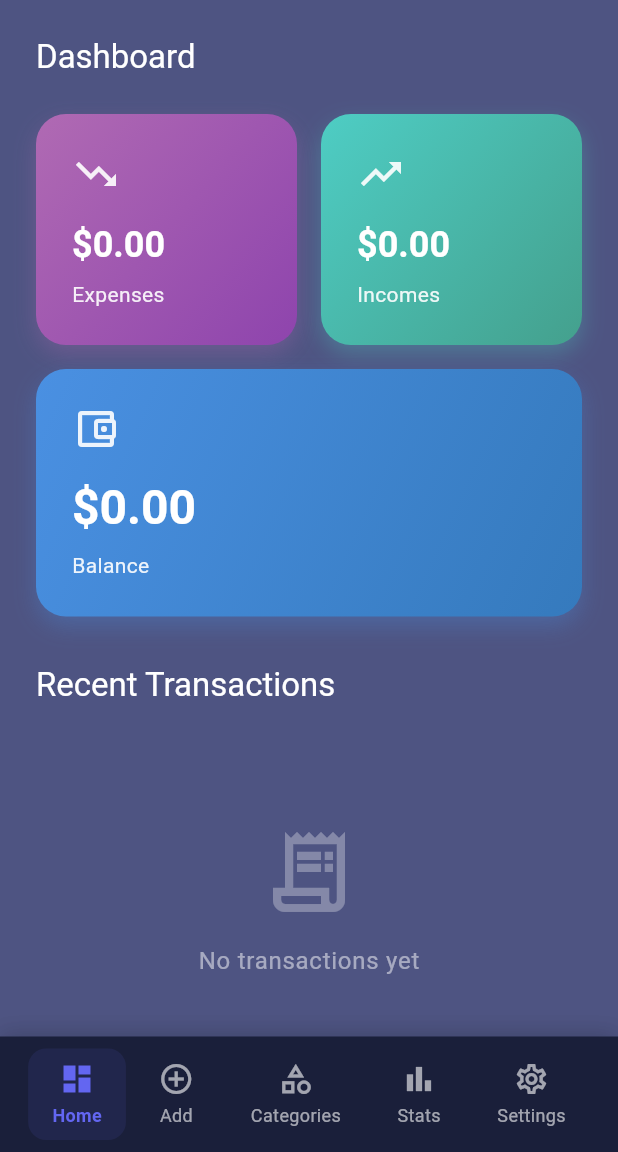
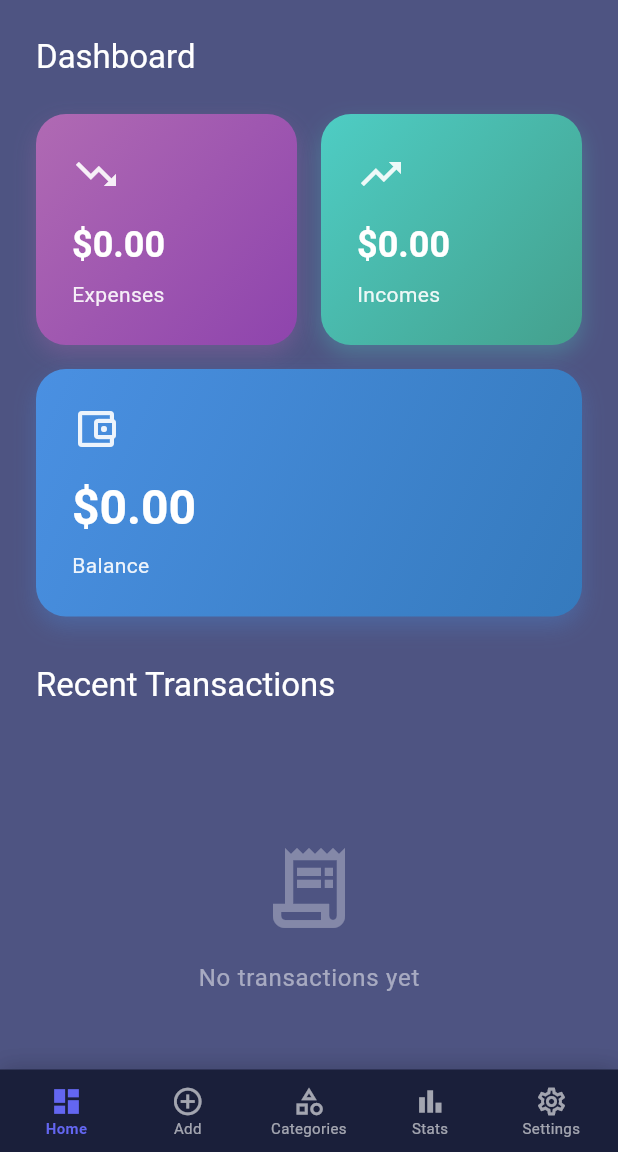
Before and after one commit to Zzorro-Kid/vault-flow-app, a Flutter app: the HomeScreen screen opened by its route, on a phone screen of 412 x 824 dp, the part 84-1236 px from its top. Run offline on Flutter 3.47's test engine with Material 3 defaults, Android fonts, the phone set to English and light mode, and no system bars; our stand-ins replace bloc, dartz, device_preview_plus, equatable, flutter_bloc, flutter_secure_storage and 2 more; accounts and stored records are empty.

Commit message:
changes made 25.12

```diff
--- a/lib/core/widgets/app_bottom_navigation_bar.dart
+++ b/lib/core/widgets/app_bottom_navigation_bar.dart
@@ -4,16 +4,15 @@ import 'package:test_app/core/themes/app_colors.dart';
 
 class AppBottomNavigationBar extends StatelessWidget {
   final int currentIndex;
-
   const AppBottomNavigationBar({super.key, required this.currentIndex});
-
   @override
   Widget build(BuildContext context) {
     return Container(
       decoration: _buildContainerDecoration(),
       child: SafeArea(
+        top: false,
         child: Padding(
-          padding: _buildContentPadding(),
+          padding: const EdgeInsets.symmetric(horizontal: 4.0, vertical: 6.0),
           child: Row(
             mainAxisAlignment: MainAxisAlignment.spaceAround,
             children: _buildNavigationItems(context),
@@ -33,13 +32,6 @@ class AppBottomNavigationBar extends StatelessWidget {
           offset: const Offset(0, -2),
         ),
       ],
-    );
-  }
-
-  EdgeInsets _buildContentPadding() {
-    return const EdgeInsets.symmetric(
-      horizontal: AppDimensions.paddingMedium,
-      vertical: AppDimensions.paddingSmall,
     );
   }
 
@@ -97,20 +89,35 @@ class AppBottomNavigationBar extends StatelessWidget {
     required String route,
   }) {
     final isSelected = currentIndex == index;
-
-    return InkWell(
-      onTap: () => _handleNavItemTap(context, isSelected, route),
-      borderRadius: BorderRadius.circular(AppDimensions.radiusLarge),
-      child: Container(
-        padding: _buildNavItemPadding(),
-        decoration: _buildNavItemDecoration(isSelected),
-        child: Column(
-          mainAxisSize: MainAxisSize.min,
-          children: [
-            _buildNavIcon(isSelected, icon, selectedIcon),
-            const SizedBox(height: 4),
-            _buildNavLabel(isSelected, label),
-          ],
+    return Expanded(
+      child: InkWell(
+        onTap: () => _handleNavItemTap(context, isSelected, route),
+        borderRadius: BorderRadius.circular(8.0),
+        child: Padding(
+          padding: const EdgeInsets.symmetric(horizontal: 2.0, vertical: 4.0),
+          child: Column(
+            mainAxisSize: MainAxisSize.min,
+            children: [
+              Icon(
+                isSelected ? selectedIcon : icon,
+                color: isSelected ? AppColors.primary : Colors.white60,
+                size: 22.0,
+              ),
+              const SizedBox(height: 3),
+              Text(
+                label,
+                style: TextStyle(
+                  fontSize: 10.0,
+                  color: isSelected ? AppColors.primary : Colors.white60,
+                  fontWeight: isSelected ? FontWeight.w600 : FontWeight.normal,
+                  height: 1.0,
+                ),
+                maxLines: 1,
+                overflow: TextOverflow.ellipsis,
+                textAlign: TextAlign.center,
+              ),
+            ],
+          ),
         ),
       ),
     );
@@ -121,39 +128,4 @@ class AppBottomNavigationBar extends StatelessWidget {
       // ........
     }
   }
-
-  EdgeInsets _buildNavItemPadding() {
-    return const EdgeInsets.symmetric(
-      horizontal: AppDimensions.paddingMedium,
-      vertical: AppDimensions.paddingSmall,
-    );
-  }
-
-  BoxDecoration _buildNavItemDecoration(bool isSelected) {
-    return BoxDecoration(
-      color: isSelected
-          ? AppColors.primary.withValues(alpha: 0.1)
-          : Colors.transparent,
-      borderRadius: BorderRadius.circular(AppDimensions.radiusLarge),
-    );
-  }
-
-  Widget _buildNavIcon(bool isSelected, IconData icon, IconData selectedIcon) {
-    return Icon(
-      isSelected ? selectedIcon : icon,
-      color: isSelected ? AppColors.primary : Colors.white60,
-      size: AppDimensions.iconMedium,
-    );
-  }
-
-  Widget _buildNavLabel(bool isSelected, String label) {
-    return Text(
-      label,
-      style: TextStyle(
-        fontSize: AppDimensions.fontSizeSmall,
-        color: isSelected ? AppColors.primary : Colors.white60,
-        fontWeight: isSelected ? FontWeight.w600 : FontWeight.normal,
-      ),
-    );
-  }
 }
```
